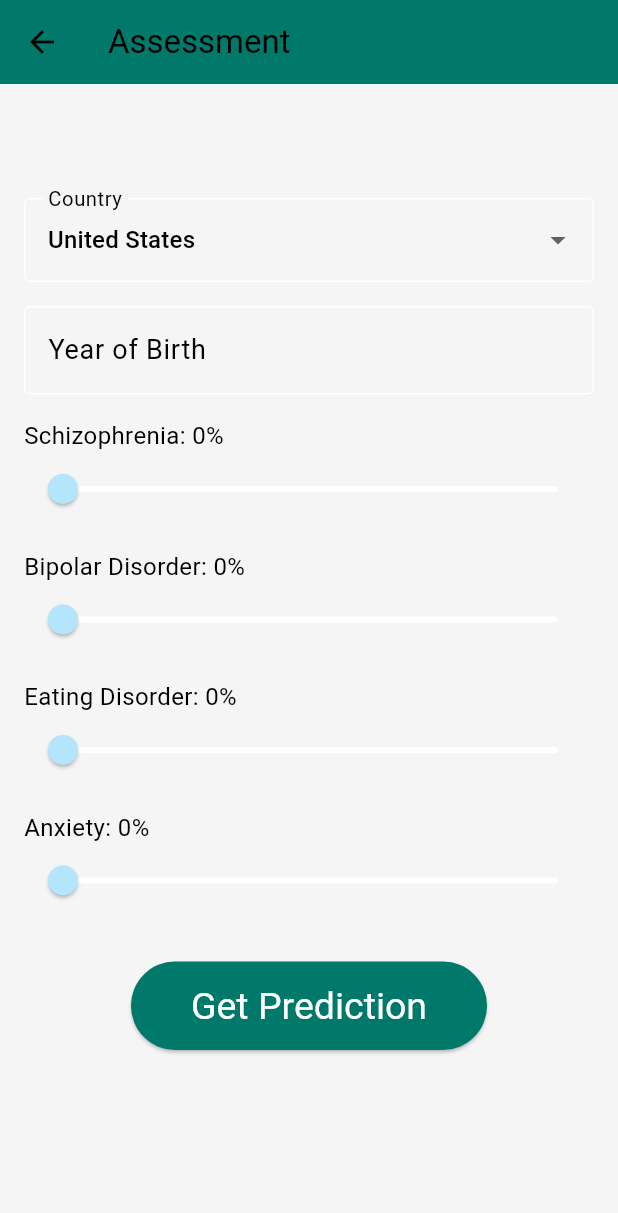
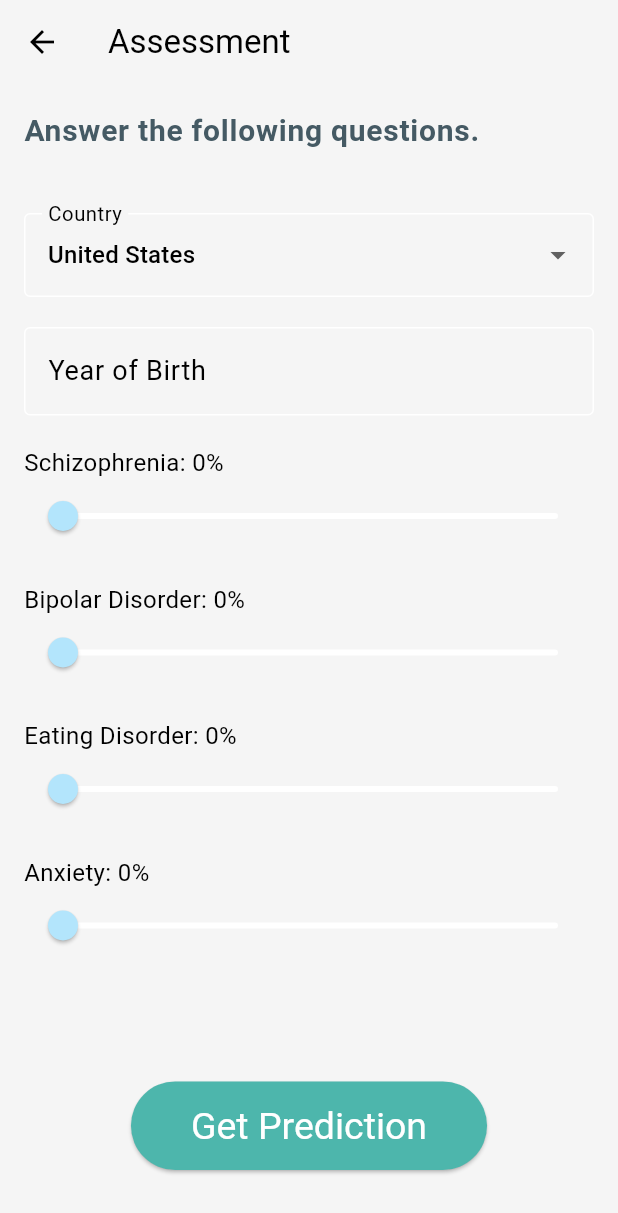
Before and after one commit to Arun5123/mento, a Flutter app: the screen it shows after launch, after a tap on "Start Assessment", on a phone screen of 412 x 824 dp. Shown: the top 1213 px of the screen. Run offline on Flutter 3.47's test engine with Material 3 defaults, Android fonts, the phone set to English and light mode, and no system bars; our stand-ins replace fl_chart; network calls fail.

Commit message:
changed the button and theme

```diff
--- a/lib/assessment_page.dart
+++ b/lib/assessment_page.dart
@@ -68,7 +68,7 @@ class _AssessmentPageState extends State<AssessmentPage> {
     return Scaffold(
       appBar: AppBar(
         title: Text('Assessment'),
-        backgroundColor: Colors.teal[700],
+        backgroundColor: Color(0xFFF5F5F5),
       ),
       body: Padding(
         padding: const EdgeInsets.all(16.0),
@@ -76,7 +76,11 @@ class _AssessmentPageState extends State<AssessmentPage> {
           child: Column(
             crossAxisAlignment: CrossAxisAlignment.start,
             children: <Widget>[
-              SizedBox(height: 60),
+              Text(
+                'Answer the following questions.',
+                style: Theme.of(context).textTheme.bodyLarge?.copyWith(fontSize: 20,fontWeight: FontWeight.bold),
+              ),
+              SizedBox(height: 40),
               DropdownButtonFormField<String>(
                 value: _selectedCountry,
                 decoration: InputDecoration(
@@ -88,7 +92,7 @@ class _AssessmentPageState extends State<AssessmentPage> {
                     .toList(),
                 onChanged: (value) => setState(() => _selectedCountry = value!),
               ),
-              SizedBox(height: 16),
+              SizedBox(height: 20),
               TextFormField(
                 decoration: InputDecoration(
                   labelText: 'Year of Birth',
@@ -97,22 +101,22 @@ class _AssessmentPageState extends State<AssessmentPage> {
                 keyboardType: TextInputType.number,
                 onChanged: (value) => setState(() => _birthYear = int.parse(value)),
               ),
-              SizedBox(height: 16),
+              SizedBox(height: 20),
               _buildSlider('Schizophrenia', _schizophrenia, (value) => setState(() => _schizophrenia = value)),
-              SizedBox(height: 16),
+              SizedBox(height: 20),
               _buildSlider('Bipolar Disorder', _bipolar, (value) => setState(() => _bipolar = value)),
-              SizedBox(height: 16),
+              SizedBox(height: 20),
               _buildSlider('Eating Disorder', _eatingDisorder, (value) => setState(() => _eatingDisorder = value)),
-              SizedBox(height: 16),
+              SizedBox(height: 20),
               _buildSlider('Anxiety', _anxiety, (value) => setState(() => _anxiety = value)),
-              SizedBox(height: 30),
+              SizedBox(height: 80),
               // Center the button
               Center(
                 child: ElevatedButton(
                   onPressed: _getPrediction,
                   child: Text('Get Prediction'),
                   style: ElevatedButton.styleFrom(
-                    backgroundColor: Colors.teal[700],
+                    backgroundColor: Color(0xFF4DB6AC), // Teal
                     padding: EdgeInsets.symmetric(horizontal: 40, vertical: 15),
                     textStyle: TextStyle(fontSize: 25),
                     shape: RoundedRectangleBorder(
--- a/lib/prediction_page.dart
+++ b/lib/prediction_page.dart
@@ -14,7 +14,7 @@ class PredictionPage extends StatelessWidget {
     return Scaffold(
       appBar: AppBar(
         title: Text('Prediction Result'),
-        backgroundColor: Color(0xFF0288D1), // Deep blue
+        backgroundColor: Color(0xFFF5F5F5), // Deep blue
       ),
       body: Center(
         child: Column(
--- a/lib/splash_screen.dart
+++ b/lib/splash_screen.dart
@@ -24,7 +24,7 @@ class _SplashScreenState extends State<SplashScreen> {
   @override
   Widget build(BuildContext context) {
     return Scaffold(
-      backgroundColor: Color(0xFFB3E5FC), // Light blue
+      backgroundColor: Color(0xFFF57C00), // Light blue
       body: Center(
         child: Image.asset('assets/logo.png', width: 300,height: 300), // Your logo
       ),
--- a/lib/welcome_page.dart
+++ b/lib/welcome_page.dart
@@ -36,7 +36,12 @@ class WelcomePage extends StatelessWidget {
                 );
               },
               style: ElevatedButton.styleFrom(
-                textStyle: TextStyle(fontSize: 22)
+                backgroundColor: Color(0xFF4DB6AC), // Teal
+                padding: EdgeInsets.symmetric(horizontal: 40, vertical: 15),
+                textStyle: TextStyle(fontSize: 25),
+                shape: RoundedRectangleBorder(
+                  borderRadius: BorderRadius.circular(30),
+                ),
               ),
               child: Text('Start Assessment'),
             ),
```
